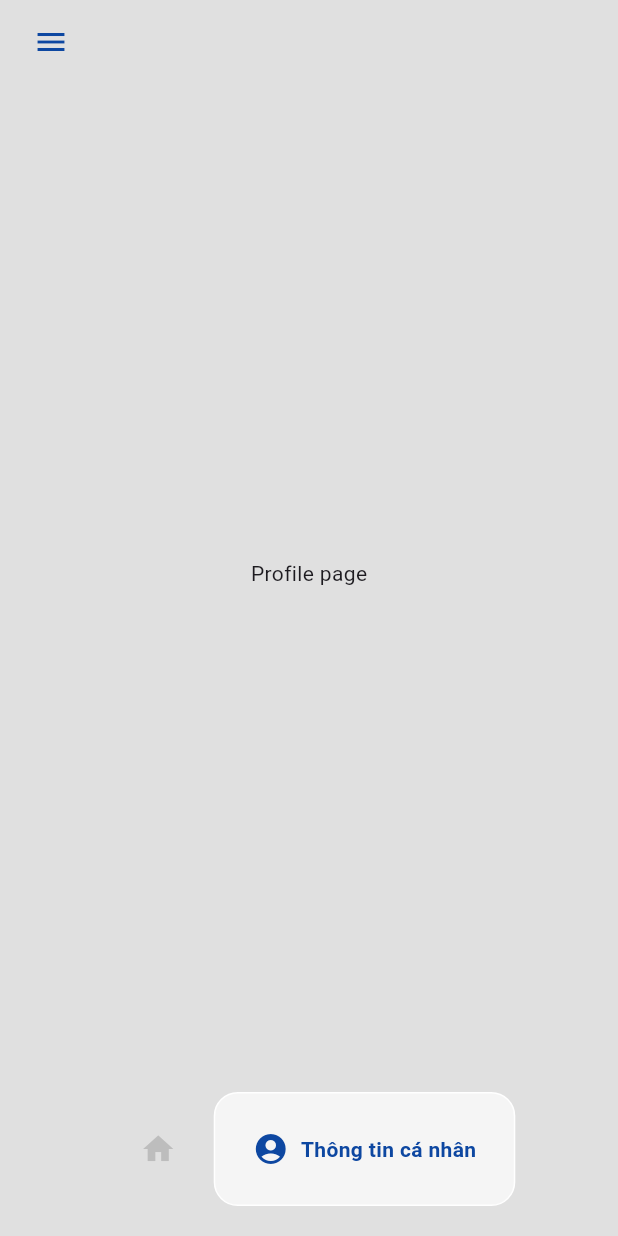
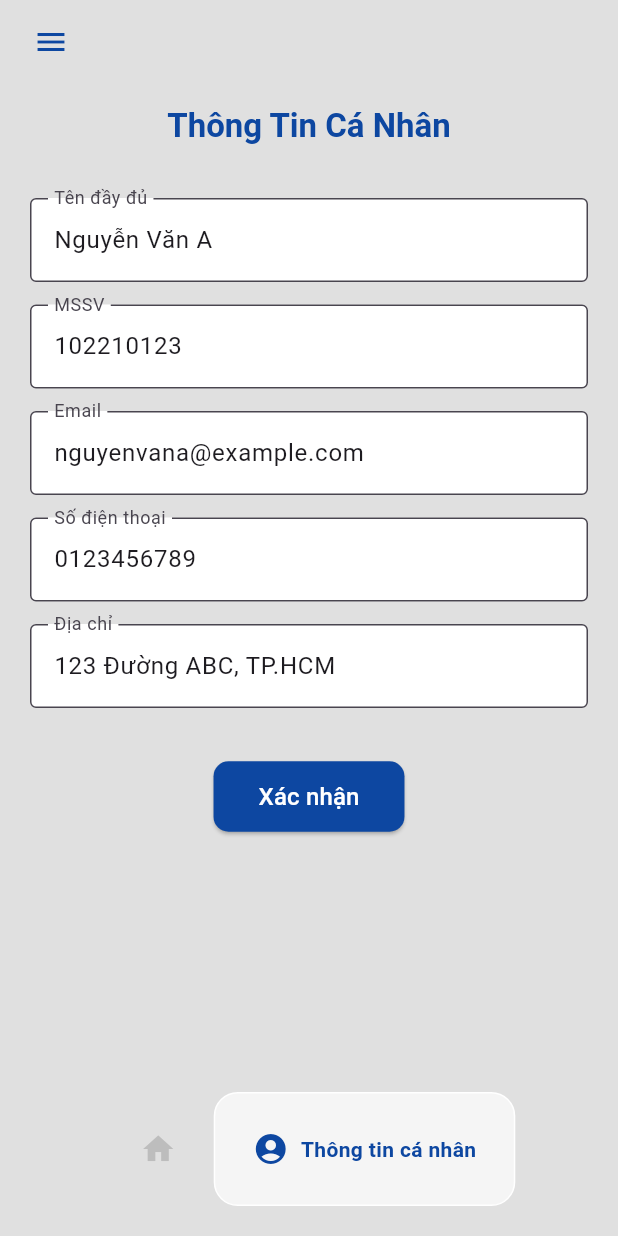
Before and after one commit to NNT3004/AppDTN, a Flutter app: the HomePage screen opened directly, item 2 of the bottom bar chosen, on a phone screen of 412 x 824 dp. Run offline on Flutter 3.47's test engine with Material 3 defaults, Android fonts, the phone set to English and light mode, and no system bars; drawn by our look-alikes of google_nav_bar.

Commit message:
profile user

```diff
--- a/lib/pages/eventpages/union_events.dart
+++ b/lib/pages/eventpages/union_events.dart
@@ -11,7 +11,7 @@ class _UnionEventsState extends State<UnionEvents> {
   @override
   Widget build(BuildContext context) {
     return ListView.builder(
-      itemCount: 10,
+      itemCount: 3,
       itemBuilder: (context, index) {
         return Card(
           margin: const EdgeInsets.all(10),
--- a/lib/pages/events_page.dart
+++ b/lib/pages/events_page.dart
@@ -1,5 +1,4 @@
 import 'package:app_dtn/pages/eventpages/academic_events.dart';
-import 'package:app_dtn/pages/eventpages/other_events.dart';
 import 'package:app_dtn/pages/eventpages/traditional_events.dart';
 import 'package:app_dtn/pages/eventpages/union_events.dart';
 import 'package:flutter/material.dart';
@@ -15,7 +14,7 @@ class _EventsPageState extends State<EventsPage> {
   @override
   Widget build(BuildContext context) {
     return DefaultTabController(
-      length: 4, // 4 options
+      length: 3, // 4 options
       child: Scaffold(
         backgroundColor: Colors.grey[300],
         appBar: AppBar(
@@ -35,7 +34,7 @@ class _EventsPageState extends State<EventsPage> {
               Tab(text: "Truyền Thống"),
               Tab(text: "Học Thuật"),
               Tab(text: "Liên Chi Đoàn"),
-              Tab(text: "Khác"), // Chỉ thấy khi vuốt
+              //Tab(text: "Nộp Minh Chứng"), // Chỉ thấy khi vuốt
             ],
           ),
         ),
@@ -44,7 +43,6 @@ class _EventsPageState extends State<EventsPage> {
             TraditionalEvents(),
             AcademicEvents(),
             UnionEvents(),
-            OtherEvents(),
           ],
         ),
       ),
--- a/lib/pages/home_page.dart
+++ b/lib/pages/home_page.dart
@@ -25,8 +25,8 @@ class _HomePageState extends State<HomePage> {
 
   // Danh sách các trang để hiển thị
   final List<Widget> _pages = [
-    const MainPage(), // Trang chính
-    const ProfilePage(), // Trang hồ sơ
+    MainPage(), // Trang chính
+    ProfilePage(), // Trang hồ sơ
   ];
 
   @override
--- a/lib/pages/profile_page.dart
+++ b/lib/pages/profile_page.dart
@@ -1,20 +1,88 @@
 import 'package:flutter/material.dart';
-import 'package:provider/provider.dart';
-import 'package:app_dtn/components/bottom_nav_bar.dart';
 
 class ProfilePage extends StatefulWidget {
-  const ProfilePage({super.key});
-
   @override
-  State<ProfilePage> createState() => _ProfilePageState();
+  _ProfilePageState createState() => _ProfilePageState();
 }
 
 class _ProfilePageState extends State<ProfilePage> {
+  final _formKey = GlobalKey<FormState>();
+
+  // Dữ liệu người dùng (giống như lấy từ store trong Redux)
+  Map<String, String> user = {
+    "fullname": "Nguyễn Văn A",
+    "studentId": "102210123",
+    "email": "nguyenvana@example.com",
+    "phoneNumber": "0123456789",
+    "address": "123 Đường ABC, TP.HCM"
+  };
+
   @override
   Widget build(BuildContext context) {
-    return Center(
-      child: Container(
-        child: Text('Profile page'),
+    return Scaffold(
+      backgroundColor: Colors.grey[300],
+      appBar: AppBar(
+        backgroundColor: Colors.grey[300],
+        centerTitle: true,
+        automaticallyImplyLeading: false,
+        title: Text("Thông Tin Cá Nhân",style: TextStyle(color: Colors.blue[900], fontWeight: FontWeight.bold),),
+        //backgroundColor: Colors.blue[900],
+      ),
+      body: Padding(
+
+        padding: EdgeInsets.all(20),
+        child: Form(
+          key: _formKey,
+          child: Container(
+            color: Colors.grey[300],
+            child: Column(
+              crossAxisAlignment: CrossAxisAlignment.start,
+              children: [
+                _buildReadOnlyField("Tên đầy đủ", user["fullname"]!),
+                _buildReadOnlyField("MSSV", user["studentId"]!),
+                _buildReadOnlyField("Email", user["email"]!),
+                _buildReadOnlyField("Số điện thoại", user["phoneNumber"]!),
+                _buildReadOnlyField("Địa chỉ", user["address"]!),
+                SizedBox(height: 20),
+                Center(
+                  child: ElevatedButton(
+                    onPressed: () {
+                      if (_formKey.currentState!.validate()) {
+                        // Xử lý xác nhận form (Ví dụ: Gửi lên server)
+                        print("Thông tin đã được xác nhận!");
+                      }
+                    },
+                    style: ElevatedButton.styleFrom(
+                      backgroundColor: Colors.blue[900],
+                      padding: EdgeInsets.symmetric(horizontal: 30, vertical: 12),
+                      shape: RoundedRectangleBorder(
+                        borderRadius: BorderRadius.circular(10),
+                      ),
+                    ),
+                    child: Text("Xác nhận", style: TextStyle(fontSize: 16, color: Colors.white)),
+                  ),
+                ),
+              ],
+            ),
+          ),
+        ),
+      ),
+    );
+  }
+
+  // Hàm tạo TextField chỉ đọc (giống input disabled trong React của phần UI bên Web)
+  Widget _buildReadOnlyField(String label, String value) {
+    return Padding(
+      padding: EdgeInsets.only(bottom: 15),
+      child: TextFormField(
+        initialValue: value,
+        readOnly: true,
+        decoration: InputDecoration(
+          labelText: label,
+          border: OutlineInputBorder(),
+          filled: true,
+          fillColor: Colors.white,
+        ),
       ),
     );
   }
```
Also changed, not shown: lib/pages/eventpages/other_events.dart (deleted, +0 -34 lines).
